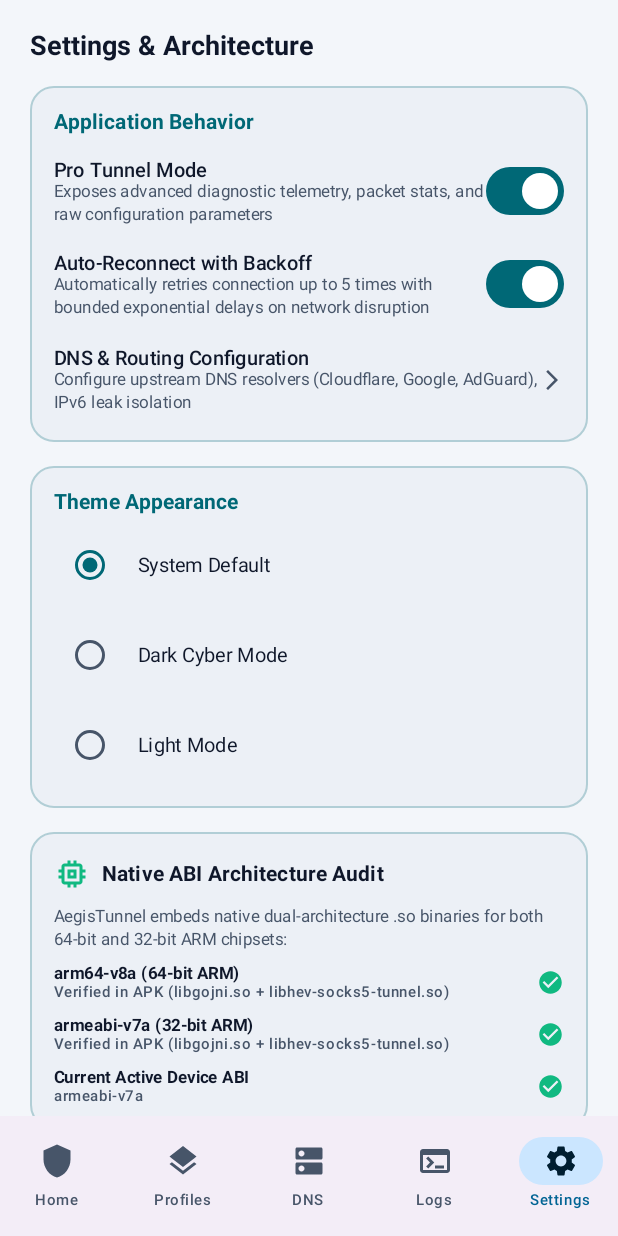
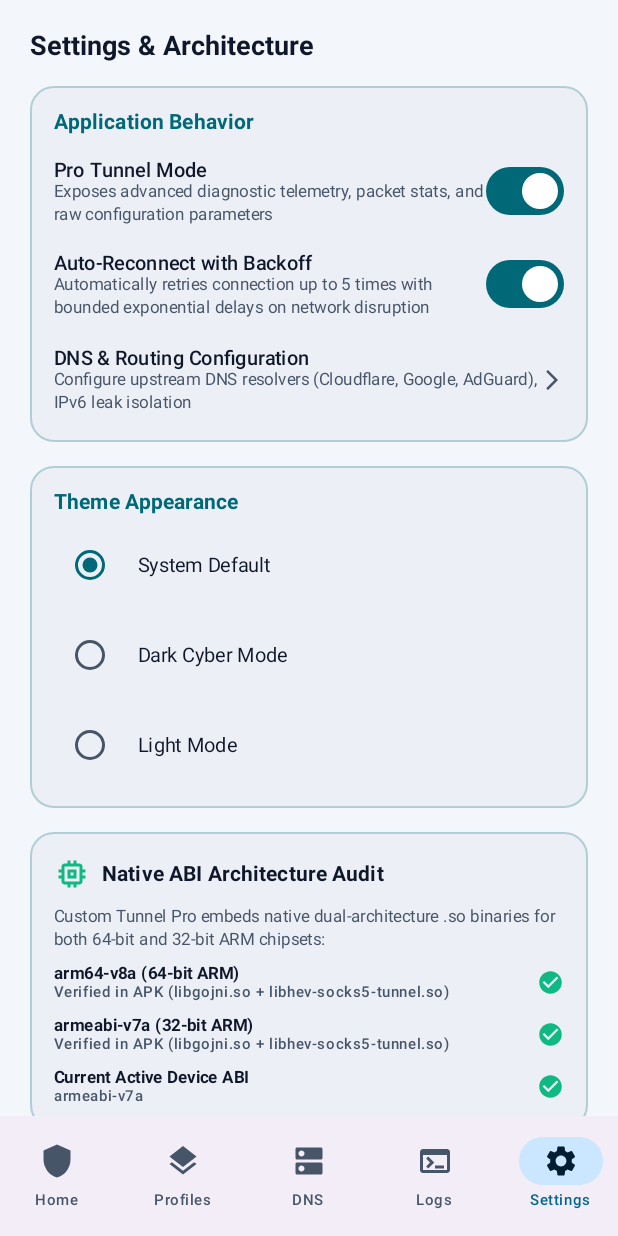
Before and after one commit to appbuilderLiaqatAli078-design/LiAqatAli-Tunnel-vpn, an Android app built with Jetpack Compose: the screen it shows after launch (MainActivity), item 5 of the bottom bar chosen, on a phone screen of 412 x 824 dp. Run offline under Robolectric (Android 15) with nearby library versions, the phone set to English and light mode, and no system bars.

Commit message:
rebrand: rename project to Custom Tunnel Pro
- Update application branding and metadata
- Bump version to 2.0.0
- Refactor project structure to "Custom Tunnel Pro"
- Configure native library extraction settings
- Add TunnelEstablished state to VpnState model

```diff
--- a/app/src/main/AndroidManifest.xml
+++ b/app/src/main/AndroidManifest.xml
@@ -13,6 +13,7 @@
 
     <application
         android:allowBackup="true"
+        android:extractNativeLibs="true"
         android:dataExtractionRules="@xml/data_extraction_rules"
         android:fullBackupContent="@xml/backup_rules"
         android:icon="@mipmap/ic_launcher"
--- a/app/src/main/java/com/example/data/ProfileRepository.kt
+++ b/app/src/main/java/com/example/data/ProfileRepository.kt
@@ -134,7 +134,7 @@ class ProfileRepository(private val context: Context) {
                 security = "tls",
                 network = "ws",
                 path = "/vless-ws",
-                sni = "cf-tunnel.aegis.net",
+                sni = "cf-tunnel.customtunnelpro.org",
                 dnsPrimary = "1.1.1.1",
                 dnsSecondary = "8.8.8.8"
             ),
@@ -155,23 +155,23 @@ class ProfileRepository(private val context: Context) {
                 id = UUID.randomUUID().toString(),
                 name = "SSH Secure WebSocket (WSS)",
                 protocol = ProtocolType.SSH,
-                server = "ssh-wss.aegistunnel.org",
+                server = "ssh-wss.customtunnelpro.org",
                 port = 443,
                 sshMode = com.example.model.SshTunnelMode.SECURE_WEBSOCKET,
-                sshUsername = "aegisuser",
+                sshUsername = "tunneluser",
                 password = "wssPassword456",
-                sshSni = "ssh-wss.aegistunnel.org",
+                sshSni = "ssh-wss.customtunnelpro.org",
                 sshWsPath = "/ssh"
             ),
             VpnProfile(
                 id = UUID.randomUUID().toString(),
                 name = "Trojan Secure Gateway",
                 protocol = ProtocolType.TROJAN,
-                server = "gateway.aegistunnel.org",
+                server = "gateway.customtunnelpro.org",
                 port = 443,
-                password = "aegisTrojanPasswd987",
+                password = "customTrojanPasswd987",
                 security = "tls",
-                sni = "gateway.aegistunnel.org"
+                sni = "gateway.customtunnelpro.org"
             )
         )
     }
--- a/app/src/main/java/com/example/model/VpnModels.kt
+++ b/app/src/main/java/com/example/model/VpnModels.kt
@@ -36,6 +36,10 @@ sealed class VpnState {
     object RequestingVpnPermission : VpnState()
     data class StartingEngine(val engineName: String) : VpnState()
     data class Connecting(val profileName: String, val attempt: Int = 1) : VpnState()
+    data class TunnelEstablished(
+        val profileName: String,
+        val detail: String = "Tunnel established, verifying internet..."
+    ) : VpnState()
     data class Connected(
         val profileName: String,
         val connectedSince: Long,
@@ -54,7 +58,7 @@ sealed class VpnState {
     ) : VpnState()
 
     val isConnected: Boolean get() = this is Connected
-    val isBusy: Boolean get() = this is Validating || this is StartingEngine || this is Connecting || this is Reconnecting || this is Stopping
+    val isBusy: Boolean get() = this is Validating || this is StartingEngine || this is Connecting || this is TunnelEstablished || this is Reconnecting || this is Stopping
 }
 
 enum class SshTunnelMode(
--- a/app/src/main/java/com/example/ui/components/VpnComponents.kt
+++ b/app/src/main/java/com/example/ui/components/VpnComponents.kt
@@ -89,13 +89,14 @@ fun StatusBadge(
     modifier: Modifier = Modifier
 ) {
     val (statusText, color) = when (state) {
-        is VpnState.Connected -> "CONNECTED" to ConnectedGreen
+        is VpnState.Connected -> "CONNECTED • INTERNET VERIFIED" to ConnectedGreen
+        is VpnState.TunnelEstablished -> "TUNNEL ESTABLISHED • VERIFYING" to ConnectingAmber
         is VpnState.Connecting -> "CONNECTING..." to ConnectingAmber
         is VpnState.StartingEngine -> "STARTING ENGINE" to ConnectingAmber
         is VpnState.Validating -> "VALIDATING" to ConnectingAmber
         is VpnState.Reconnecting -> "RECONNECTING (${state.attempt}/${state.maxAttempts})" to ConnectingAmber
         is VpnState.Stopping -> "DISCONNECTING..." to ConnectingAmber
-        is VpnState.Error -> "ERROR" to DisconnectedRed
+        is VpnState.Error -> "CONNECTION FAILED" to DisconnectedRed
         VpnState.Disconnected -> "DISCONNECTED" to NeutralGrey
         VpnState.RequestingVpnPermission -> "PERMISSION NEEDED" to ConnectingAmber
     }
@@ -148,7 +149,8 @@ fun ConnectButton(
 
     val (buttonColor, glowColor) = when (state) {
         is VpnState.Connected -> ConnectedGreen to ConnectedGreen.copy(alpha = 0.3f)
-        is VpnState.Connecting, is VpnState.StartingEngine, is VpnState.Validating -> ConnectingAmber to ConnectingAmber.copy(alpha = 0.35f)
+        is VpnState.TunnelEstablished, is VpnState.Connecting, is VpnState.StartingEngine, is VpnState.Validating ->
+            ConnectingAmber to ConnectingAmber.copy(alpha = 0.35f)
         is VpnState.Error -> DisconnectedRed to DisconnectedRed.copy(alpha = 0.25f)
         else -> CyanPrimaryDark to CyanPrimaryDark.copy(alpha = 0.25f)
     }
--- a/app/src/main/java/com/example/ui/screens/HomeScreen.kt
+++ b/app/src/main/java/com/example/ui/screens/HomeScreen.kt
@@ -117,12 +117,12 @@ fun HomeScreen(
         ) {
             Column {
                 Text(
-                    text = "AegisTunnel",
+                    text = "Custom Tunnel Pro",
                     style = MaterialTheme.typography.headlineMedium.copy(fontWeight = FontWeight.ExtraBold),
                     color = MaterialTheme.colorScheme.onBackground
                 )
                 Text(
-                    text = if (settings.proMode) "Pro Tunnel Mode" else "Simple Mode",
+                    text = if (settings.proMode) "Pro Tunnel Mode • Liaqat Ali (@LiaqatAliPro)" else "Simple Mode • @LiaqatAliPro",
                     style = MaterialTheme.typography.labelSmall,
                     color = MaterialTheme.colorScheme.primary
                 )
@@ -154,6 +154,17 @@ fun HomeScreen(
 
         // Active State Badge
         StatusBadge(state = vpnState)
+
+        // Intermediate TunnelEstablished verification status
+        AnimatedVisibility(visible = vpnState is VpnState.TunnelEstablished) {
+            val detail = (vpnState as? VpnState.TunnelEstablished)?.detail ?: "Tunnel established, verifying internet..."
+            Text(
+                text = detail,
+                style = MaterialTheme.typography.labelSmall,
+                color = MaterialTheme.colorScheme.onSurfaceVariant,
+                textAlign = TextAlign.Center
+            )
+        }
 
         // Session Timer (if connected)
         AnimatedVisibility(visible = vpnState is VpnState.Connected) {
--- a/app/src/main/java/com/example/ui/screens/SettingsScreen.kt
+++ b/app/src/main/java/com/example/ui/screens/SettingsScreen.kt
@@ -193,7 +193,7 @@ fun SettingsScreen(
                 }
 
                 Text(
-                    text = "AegisTunnel embeds native dual-architecture .so binaries for both 64-bit and 32-bit ARM chipsets:",
+                    text = "Custom Tunnel Pro embeds native dual-architecture .so binaries for both 64-bit and 32-bit ARM chipsets:",
                     style = MaterialTheme.typography.bodySmall,
                     color = MaterialTheme.colorScheme.onSurfaceVariant
                 )
@@ -201,6 +201,27 @@ fun SettingsScreen(
                 AbiVerificationRow("arm64-v8a (64-bit ARM)", "Verified in APK (libgojni.so + libhev-socks5-tunnel.so)")
                 AbiVerificationRow("armeabi-v7a (32-bit ARM)", "Verified in APK (libgojni.so + libhev-socks5-tunnel.so)")
                 AbiVerificationRow("Current Active Device ABI", activeAbi)
+            }
+        }
+
+        // About & Developer Credits Card
+        GlassCard(modifier = Modifier.fillMaxWidth(), cornerRadius = 16.dp) {
+            Column(verticalArrangement = Arrangement.spacedBy(8.dp)) {
+                Row(
+                    verticalAlignment = Alignment.CenterVertically,
+                    horizontalArrangement = Arrangement.spacedBy(8.dp)
+                ) {
+                    Icon(Icons.Default.Shield, contentDescription = null, tint = CyanPrimaryDark)
+                    Text(
+                        text = "About Custom Tunnel Pro",
+                        style = MaterialTheme.typography.titleMedium.copy(fontWeight = FontWeight.Bold)
+                    )
+                }
+
+                AbiVerificationRow("Application Name", "Custom Tunnel Pro v2.0.0")
+                AbiVerificationRow("Application ID", "com.customtunnelpro.vpn")
+                AbiVerificationRow("Developer", "Liaqat Ali")
+                AbiVerificationRow("Telegram Support", "@LiaqatAliPro")
             }
         }
 
@@ -229,7 +250,7 @@ fun SettingsScreen(
         }
 
         Text(
-            text = "AegisTunnel VPN v2.0 • Build verified for arm64-v8a & armeabi-v7a",
+            text = "Custom Tunnel Pro v2.0.0 • Developer: Liaqat Ali (@LiaqatAliPro) • arm64-v8a & armeabi-v7a",
             style = MaterialTheme.typography.labelSmall,
             color = MaterialTheme.colorScheme.onSurfaceVariant.copy(alpha = 0.7f),
             modifier = Modifier.padding(top = 8.dp)
@@ -267,7 +288,7 @@ fun SettingsScreen(
             text = {
                 Column(verticalArrangement = Arrangement.spacedBy(8.dp)) {
                     Text(
-                        "• Zero Traffic Logging: AegisTunnel does not monitor, inspect, log, or store your internet activity or network traffic.",
+                        "• Zero Traffic Logging: Custom Tunnel Pro does not monitor, inspect, log, or store your internet activity or network traffic.",
                         style = MaterialTheme.typography.bodySmall
                     )
                     Text(
--- a/app/src/main/java/com/example/vpn/engine/XrayEngineAdapter.kt
+++ b/app/src/main/java/com/example/vpn/engine/XrayEngineAdapter.kt
@@ -92,6 +92,10 @@ class XrayEngineAdapter : VpnEngineAdapter {
                 throw IllegalStateException("Xray core loop failed to start")
             }
 
+            vpnService.notifyTunnelEstablished(
+                profile.name,
+                "Xray transport established, verifying internet connectivity..."
+            )
             AppLogger.i(TAG, "Verifying real outbound connectivity through ${profile.protocol.displayName} server...")
             verifyTunnelConnectivity(controller, profile)
 
--- a/app/src/main/res/values/strings.xml
+++ b/app/src/main/res/values/strings.xml
@@ -1,3 +1,5 @@
 <resources>
-    <string name="app_name">AegisTunnel</string>
+    <string name="app_name">Custom Tunnel Pro</string>
+    <string name="developer_name">Liaqat Ali</string>
+    <string name="telegram_handle">@LiaqatAliPro</string>
 </resources>
--- a/settings.gradle.kts
+++ b/settings.gradle.kts
@@ -22,6 +22,6 @@ dependencyResolutionManagement {
   }
 }
 
-rootProject.name = "AegisTunnel"
+rootProject.name = "Custom Tunnel Pro"
 
 include(":app")
```
Also changed, not shown: app/build.gradle.kts (+17 -16 lines), app/src/main/java/com/example/vpn/AegisVpnService.kt (+11 -3 lines), app/src/main/java/com/example/vpn/engine/PayloadInjector.kt (+9 -2 lines), app/src/main/java/com/example/vpn/engine/SshEngineAdapter.kt (+29 -4 lines), app/src/main/java/com/example/vpn/engine/ssh/SshProxyHandler.kt (+5 -2 lines), app/src/main/java/com/example/vpn/engine/ssh/SshWebSocketHandler.kt (+5 -2 lines), 5 other files.
